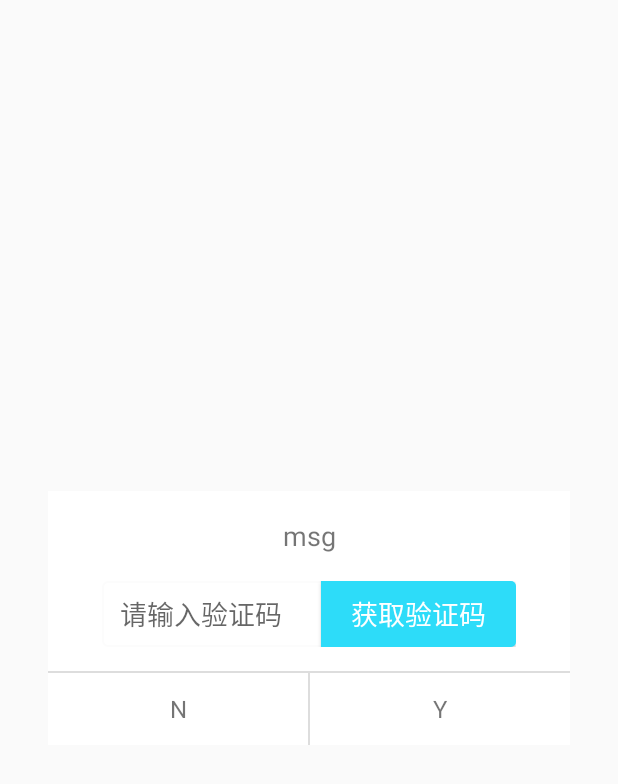
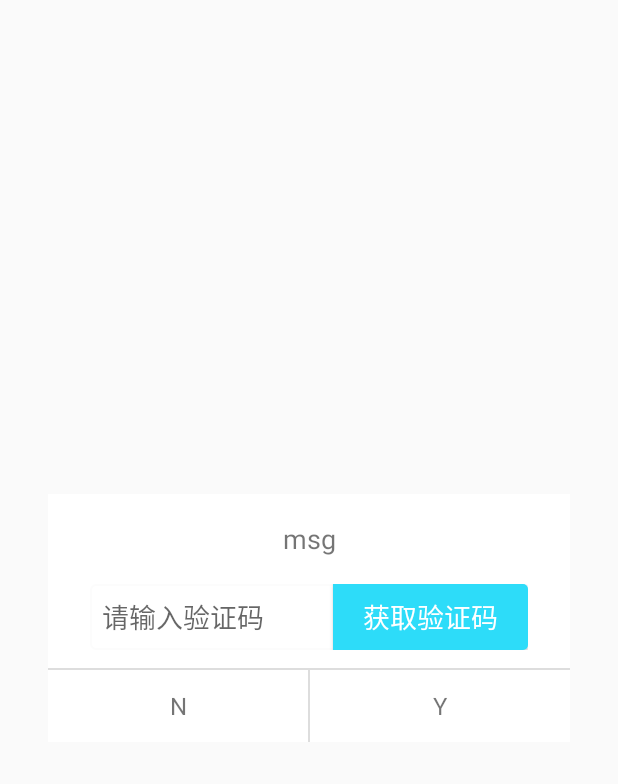
Before and after one commit to 282787906/BasicsLibrary, an Android app: the layout view_customer_dialog_code.xml on its own in the app's theme, with its tools: preview values and no code run, on a phone screen of 412 x 824 dp. Shown: the top 784 px of the screen. Run offline under Robolectric (Android 15) with nearby library versions, the phone set to English and light mode, and no system bars.

Commit message:
基础包和sample一版完成

```diff
--- a/app/src/main/java/com/liqg/basicslibrary/adapter/RecyclerViewTaskAdapter.java
+++ b/app/src/main/java/com/liqg/basicslibrary/adapter/RecyclerViewTaskAdapter.java
@@ -15,7 +15,7 @@ import com.liqg.library.refreshrecyclerview.BaseRecyclerViewAdapter;
  * 2016/10/31 13:04
  * Note :
  */
-public class RecyclerViewTaskAdapter extends BaseRecyclerViewAdapter {
+public class    RecyclerViewTaskAdapter extends BaseRecyclerViewAdapter {
 
 
     public RecyclerViewTaskAdapter(Context context) {
--- a/library/src/main/res/values/dimens.xml
+++ b/library/src/main/res/values/dimens.xml
@@ -1,9 +1,9 @@
 <!--<?xml version="1.0" encoding="utf-8"?>-->
 <resources>
 
-    <dimen name="common_margin_large">20dp</dimen>
-    <dimen name="common_margin">16dp</dimen>
-    <dimen name="common_margin_small">12dp</dimen>
+    <dimen name="common_margin_large">16dp</dimen>
+    <dimen name="common_margin">12dp</dimen>
+    <dimen name="common_margin_small">8dp</dimen>
     <dimen name="bg_round_radius_small">3dp</dimen>
     <dimen name="common_et_height">44dp</dimen>
     <dimen name="but_big_size">18sp</dimen>
```
Also changed, not shown: library/src/main/java/com/liqg/library/utils/ConnUtil.java (+27 -1 lines).
